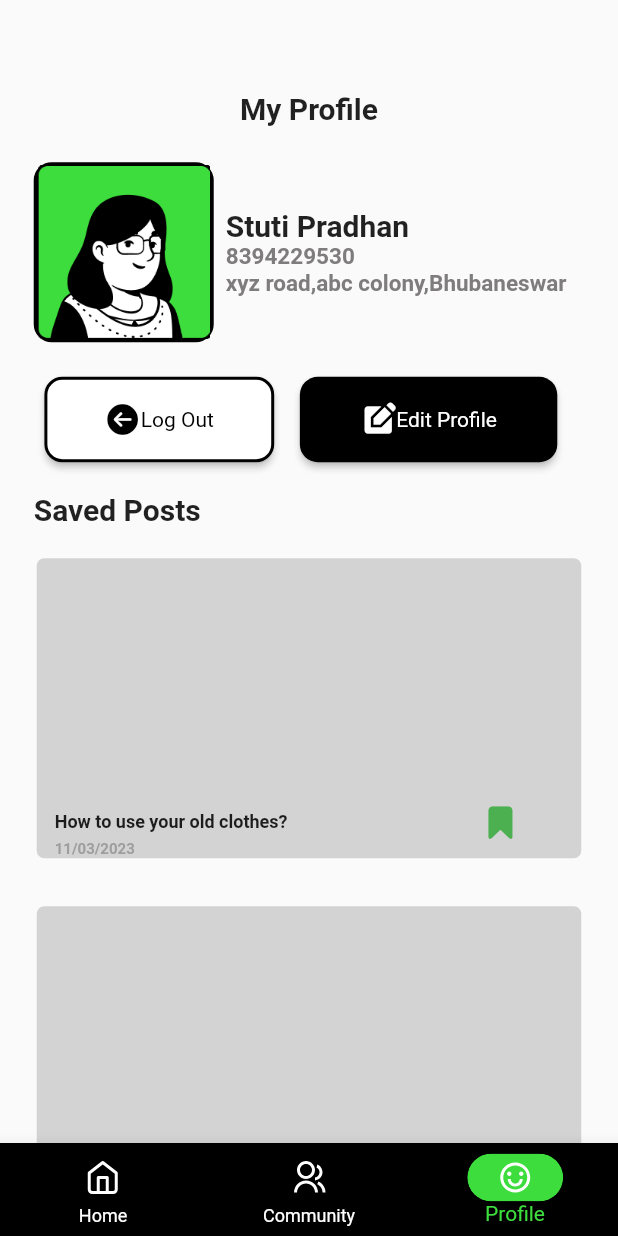
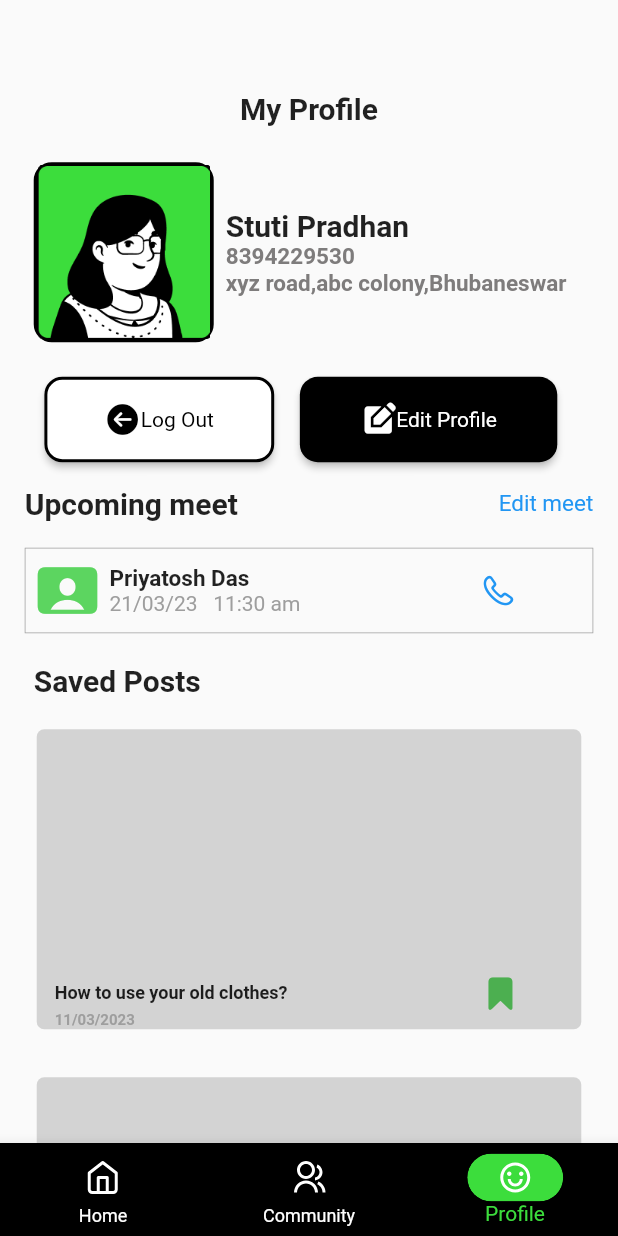
Before and after one commit to StutiPradhan/ecoworld, a Flutter app: the NavPage screen opened directly, item 3 of the bottom bar chosen, on a phone screen of 412 x 824 dp. Run offline on Flutter 3.47's test engine with Material 2 defaults, Android fonts, the phone set to English and light mode, and no system bars; our stand-ins replace firebase_auth, firebase_core, flutter_svg; accounts and stored records are empty.

Commit message:
Some changes done

```diff
--- a/lib/main.dart
+++ b/lib/main.dart
@@ -54,7 +54,7 @@ class MyApp extends StatelessWidget {
 
           ),
 
-      home: const ProfilePage(),
+      home: const EditMeet(),
 
       //home: ProfilePage(Name: '', Number: int.parse('source'), Address: '', City: '',),
     );
--- a/lib/pages/profile.dart
+++ b/lib/pages/profile.dart
@@ -11,8 +11,8 @@ class ProfilePage extends StatefulWidget {
   // String Address;
   // String City;
 
- const ProfilePage(
-      {super.key,
+  const ProfilePage({
+    super.key,
     // required this.Name,
     // required this.Number,
     // required this.Address,
@@ -33,7 +33,8 @@ class _ProfilePageState extends State<ProfilePage> {
             horizontal: MediaQuery.of(context).size.width / 25,
             vertical: MediaQuery.of(context).size.height / 20,
           ),
-          child: Column(children: [
+          child: Column(
+            children: [
               Row(
                   mainAxisAlignment: MainAxisAlignment.center,
                   //  crossAxisAlignment: CrossAxisAlignment.center,
@@ -117,24 +118,28 @@ class _ProfilePageState extends State<ProfilePage> {
                                     ),
                                     child: Padding(
                                       padding: EdgeInsets.symmetric(
-                                        horizontal:
-                                            MediaQuery.of(context).size.width /
+                                          horizontal: MediaQuery.of(context)
+                                                  .size
+                                                  .width /
                                               17,
-                                        vertical:
-                                            MediaQuery.of(context).size.height /
+                                          vertical: MediaQuery.of(context)
+                                                  .size
+                                                  .height /
                                               50),
                                       child: Row(
                                         mainAxisAlignment:
                                             MainAxisAlignment.center,
                                         children: const [
                                           Icon(
-                                          CupertinoIcons.arrow_left_circle_fill,
+                                            CupertinoIcons
+                                                .arrow_left_circle_fill,
                                             color: Colors.black,
                                           ),
                                           Text('Log Out',
                                               style: TextStyle(
                                                   color: Colors.black,
-                                                fontWeight: FontWeight.normal)),
+                                                  fontWeight:
+                                                      FontWeight.normal)),
                                         ],
                                       ),
                                     ),
@@ -157,12 +162,12 @@ class _ProfilePageState extends State<ProfilePage> {
                                   onPressed: () => Navigator.push(
                                       context,
                                       MaterialPageRoute(
-                                        builder: (context) => EditProfilePage(
-
-                                            ))),
+                                          builder: (context) =>
+                                              EditProfilePage())),
                                   style: ElevatedButton.styleFrom(
                                     shape: RoundedRectangleBorder(
-                                      borderRadius: BorderRadius.circular(12)),
+                                        borderRadius:
+                                            BorderRadius.circular(12)),
                                     backgroundColor: Colors.black,
 
                                     //side: const BorderSide(
@@ -177,7 +182,8 @@ class _ProfilePageState extends State<ProfilePage> {
                                             MediaQuery.of(context).size.height /
                                                 50),
                                     child: Row(
-                                    mainAxisAlignment: MainAxisAlignment.center,
+                                      mainAxisAlignment:
+                                          MainAxisAlignment.center,
                                       children: const [
                                         Icon(
                                           Icons.edit_square,
@@ -196,6 +202,62 @@ class _ProfilePageState extends State<ProfilePage> {
                           ),
                         ]),
                   ],
+                ),
+              ),
+              Padding(
+                padding: const EdgeInsets.only(top: 16.0),
+                child: Row(
+                  mainAxisAlignment: MainAxisAlignment.spaceBetween,
+                  children: const [
+                    Text("Upcoming meet",
+                        style: TextStyle(
+                            fontSize: 20, fontWeight: FontWeight.bold)),
+                    Text("Edit meet",
+                        style: TextStyle(
+                            fontSize: 15,
+                            fontWeight: FontWeight.normal,
+                            color: Colors.blue)),
+                  ],
+                ),
+              ),
+              Padding(
+                padding: const EdgeInsets.only(top: 18.0),
+                child: Container(
+                  padding: const EdgeInsets.all(8.0),
+                  decoration: BoxDecoration(
+                    border: Border.all(width: 0.5, color: Colors.grey),
+                    // borderRadius: const BorderRadius.all(Radius.circular(10)),
+                  ),
+                  child: Row(
+                    mainAxisAlignment: MainAxisAlignment.start,
+                    children: [
+                      const Icon(CupertinoIcons.person_crop_rectangle_fill,
+                          size: 40, color: Color.fromARGB(255, 92, 213, 96)),
+                      Padding(
+                        padding: const EdgeInsets.only(left: 8.0),
+                        child: Column(
+                          mainAxisAlignment: MainAxisAlignment.start,
+                          crossAxisAlignment: CrossAxisAlignment.start,
+                          children: const [
+                            Text(
+                              "Priyatosh Das",
+                              style: TextStyle(
+                                  fontSize: 15, fontWeight: FontWeight.bold),
+                            ),
+                            Text("21/03/23   11:30 am",
+                                style: TextStyle(
+                                    fontWeight: FontWeight.w400,
+                                    color: Colors.grey)),
+                          ],
+                        ),
+                      ),
+                      Padding(
+                        padding: const EdgeInsets.only(left: 120.0),
+                        child: const Icon(CupertinoIcons.phone,
+                            color: Colors.blue),
+                      ),
+                    ],
+                  ),
                 ),
               ),
               Padding(
@@ -356,7 +418,8 @@ class _ProfilePageState extends State<ProfilePage> {
                   ),
                 ),
               ),
-          ]),
+            ],
+          ),
         ),
       ),
     );
```
Also changed, not shown: lib/pages/Sell_Scrap.dart (+32 -8 lines), lib/pages/editMeet.dart (+32 -8 lines). Lines whose indentation alone changed are shown as unchanged.
